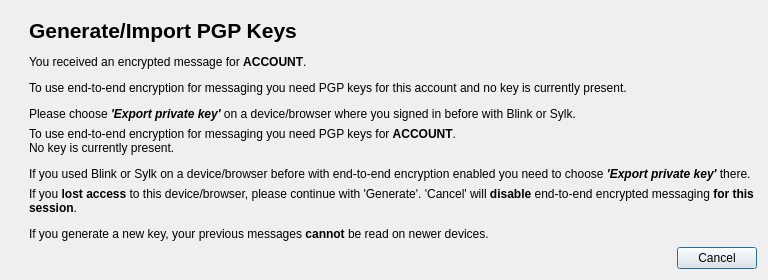
AGProjects/blink-qt, file resources/generate_pgp_key_dialog.ui: the form before one commit.
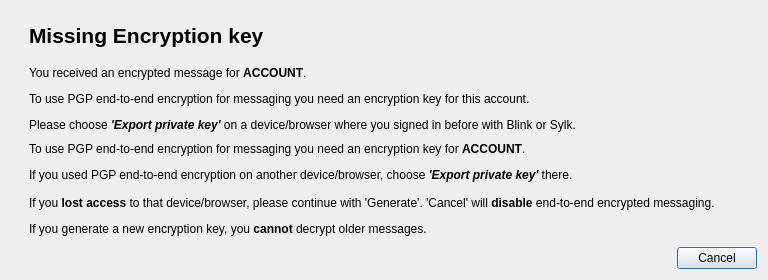
The form after the commit. Icons and pictures are not drawn.

Commit message: Improve PGP dialogs

```diff
--- a/resources/generate_pgp_key_dialog.ui
+++ b/resources/generate_pgp_key_dialog.ui
@@ -58,7 +58,7 @@
         </font>
        </property>
        <property name="text">
-        <string>Generate/Import PGP Keys</string>
+        <string>Missing Encryption key</string>
        </property>
       </widget>
      </item>
@@ -74,14 +74,14 @@
         </size>
        </property>
        <property name="text">
-        <string>&lt;html&gt;&lt;head/&gt;&lt;body&gt;&lt;p&gt;You received an encrypted message for &lt;span style=&quot; font-weight:600;&quot;&gt;ACCOUNT&lt;/span&gt;.&lt;/p&gt;&lt;p&gt;To use end-to-end encryption for messaging you need PGP keys for this account and no key is currently present.&lt;/p&gt;&lt;p&gt;Please choose &lt;span style=&quot; font-weight:600; font-style:italic;&quot;&gt;'Export private key'&lt;/span&gt; on a device/browser where you signed in before with Blink or Sylk.&lt;/p&gt;&lt;/body&gt;&lt;/html&gt;</string>
+        <string>&lt;html&gt;&lt;head/&gt;&lt;body&gt;&lt;p&gt;You received an encrypted message for &lt;span style=&quot; font-weight:600;&quot;&gt;ACCOUNT&lt;/span&gt;.&lt;/p&gt;&lt;p&gt;To use PGP end-to-end encryption for messaging you need an encryption key for this account.&lt;/p&gt;&lt;p&gt;Please choose &lt;span style=&quot; font-weight:600; font-style:italic;&quot;&gt;'Export private key'&lt;/span&gt; on a device/browser where you signed in before with Blink or Sylk.&lt;/p&gt;&lt;/body&gt;&lt;/html&gt;</string>
        </property>
       </widget>
      </item>
      <item>
       <widget class="QLabel" name="key_maybe_present_label">
        <property name="text">
-        <string>&lt;html&gt;&lt;head/&gt;&lt;body&gt;&lt;p&gt;To use end-to-end encryption for messaging you need PGP keys for &lt;span style=&quot; font-weight:600;&quot;&gt;ACCOUNT&lt;/span&gt;.&lt;br/&gt;No key is currently present.&lt;/p&gt;&lt;p&gt;If you used Blink or Sylk on a device/browser before with end-to-end encryption enabled you need to choose &lt;span style=&quot; font-weight:600; font-style:italic;&quot;&gt;'Export private key'&lt;/span&gt; there.&lt;/p&gt;&lt;/body&gt;&lt;/html&gt;</string>
+        <string>&lt;html&gt;&lt;head/&gt;&lt;body&gt;&lt;p&gt;To use PGP end-to-end encryption for messaging you need an encryption key for &lt;span style=&quot; font-weight:600;&quot;&gt;ACCOUNT&lt;/span&gt;.&lt;/p&gt;&lt;p&gt;If you used PGP end-to-end encryption on another device/browser, choose &lt;span style=&quot; font-weight:600; font-style:italic;&quot;&gt;'Export private key'&lt;/span&gt; there.&lt;/p&gt;&lt;/body&gt;&lt;/html&gt;</string>
        </property>
        <property name="wordWrap">
         <bool>true</bool>
@@ -91,7 +91,7 @@
      <item>
       <widget class="QLabel" name="label_3">
        <property name="text">
-        <string>&lt;html&gt;&lt;head/&gt;&lt;body&gt;&lt;p&gt;If you &lt;span style=&quot; font-weight:600;&quot;&gt;lost access&lt;/span&gt; to this device/browser, please continue with 'Generate'.  'Cancel' will &lt;span style=&quot; font-weight:600;&quot;&gt;disable&lt;/span&gt; end-to-end encrypted messaging &lt;span style=&quot; font-weight:600;&quot;&gt;for this session&lt;/span&gt;.&lt;/p&gt;&lt;p&gt;If you generate a new key, your previous messages &lt;span style=&quot; font-weight:600;&quot;&gt;cannot&lt;/span&gt; be read on newer devices.&lt;/p&gt;&lt;/body&gt;&lt;/html&gt;</string>
+        <string>&lt;html&gt;&lt;head/&gt;&lt;body&gt;&lt;p&gt;If you &lt;span style=&quot; font-weight:600;&quot;&gt;lost access&lt;/span&gt; to that device/browser, please continue with 'Generate'. 'Cancel' will &lt;span style=&quot; font-weight:600;&quot;&gt;disable&lt;/span&gt; end-to-end encrypted messaging.&lt;/p&gt;&lt;p&gt;If you generate a new encryption key, you &lt;span style=&quot; font-weight:600;&quot;&gt;cannot&lt;/span&gt; decrypt older messages.&lt;/p&gt;&lt;/body&gt;&lt;/html&gt;</string>
        </property>
        <property name="wordWrap">
         <bool>true</bool>
```
Left out of the diff: 2 changed lines with no effect on the pictures. The commit also changes 3 other files.
